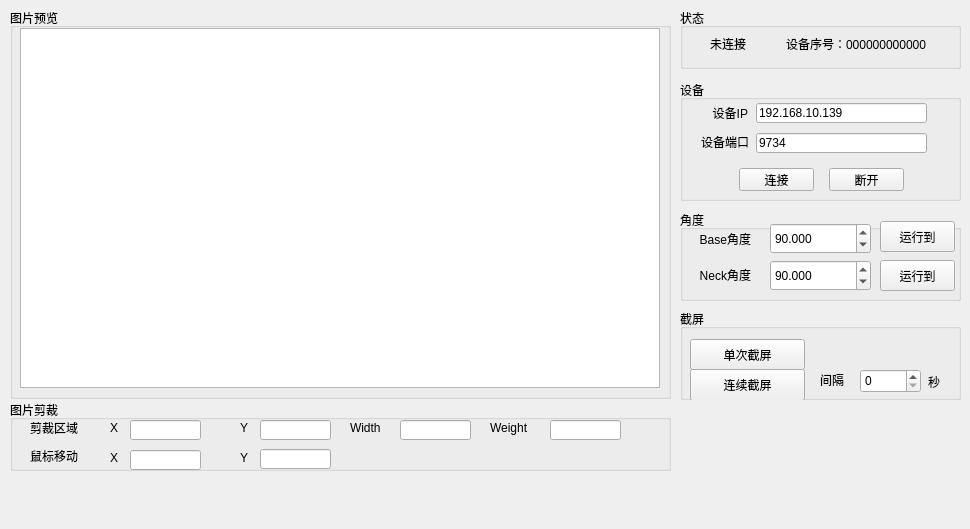
Old version of the form mainwindow.ui in the repository lorinx8/jfc-debugger-v2.
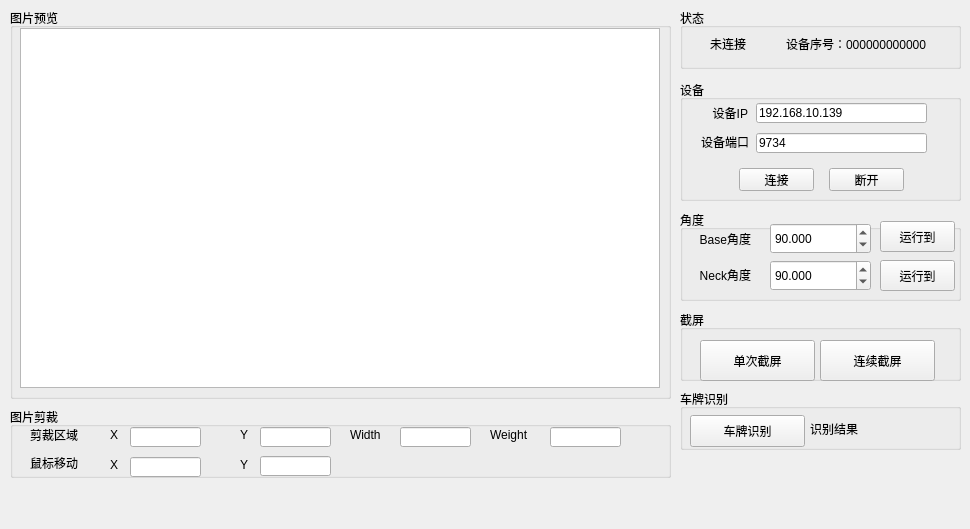
New version of the form.

Patch:
```diff
--- a/mainwindow.ui
+++ b/mainwindow.ui
@@ -251,7 +251,7 @@
     <property name="geometry">
      <rect>
       <x>10</x>
-      <y>400</y>
+      <y>407</y>
       <width>661</width>
       <height>71</height>
      </rect>
@@ -517,9 +517,9 @@
     <property name="geometry">
      <rect>
       <x>680</x>
-      <y>309</y>
+      <y>310</y>
       <width>281</width>
-      <height>91</height>
+      <height>71</height>
      </rect>
     </property>
     <property name="title">
@@ -528,10 +528,10 @@
     <widget class="QPushButton" name="pushButton_singleScreenShot">
      <property name="geometry">
       <rect>
-       <x>10</x>
+       <x>20</x>
        <y>30</y>
        <width>115</width>
-       <height>31</height>
+       <height>41</height>
       </rect>
      </property>
      <property name="text">
@@ -541,50 +541,53 @@
     <widget class="QPushButton" name="pushButton_continuousScreenShot">
      <property name="geometry">
       <rect>
-       <x>10</x>
-       <y>60</y>
-       <width>115</width>
-       <height>32</height>
-      </rect>
-     </property>
-     <property name="text">
-      <string>连续截屏</string>
-     </property>
-    </widget>
-    <widget class="QSpinBox" name="spinBox_screenShotInterval">
-     <property name="geometry">
-      <rect>
-       <x>180</x>
-       <y>60</y>
-       <width>61</width>
-       <height>24</height>
-      </rect>
-     </property>
-    </widget>
-    <widget class="QLabel" name="label_9">
-     <property name="geometry">
-      <rect>
-       <x>248</x>
-       <y>65</y>
-       <width>31</width>
-       <height>16</height>
-      </rect>
-     </property>
-     <property name="text">
-      <string>秒</string>
-     </property>
-    </widget>
-    <widget class="QLabel" name="label_10">
-     <property name="geometry">
-      <rect>
        <x>140</x>
-       <y>63</y>
-       <width>31</width>
+       <y>30</y>
+       <width>115</width>
+       <height>41</height>
+      </rect>
+     </property>
+     <property name="text">
+      <string>连续截屏</string>
+     </property>
+    </widget>
+   </widget>
+   <widget class="QGroupBox" name="groupBox_7">
+    <property name="geometry">
+     <rect>
+      <x>680</x>
+      <y>389</y>
+      <width>281</width>
+      <height>61</height>
+     </rect>
+    </property>
+    <property name="title">
+     <string>车牌识别</string>
+    </property>
+    <widget class="QPushButton" name="pushButton_plateCheck">
+     <property name="geometry">
+      <rect>
+       <x>10</x>
+       <y>26</y>
+       <width>115</width>
+       <height>32</height>
+      </rect>
+     </property>
+     <property name="text">
+      <string>车牌识别</string>
+     </property>
+    </widget>
+    <widget class="QLabel" name="label_plateResult">
+     <property name="geometry">
+      <rect>
+       <x>130</x>
+       <y>32</y>
+       <width>59</width>
        <height>16</height>
       </rect>
      </property>
      <property name="text">
-      <string>间隔</string>
+      <string>识别结果</string>
      </property>
     </widget>
    </widget>
```
